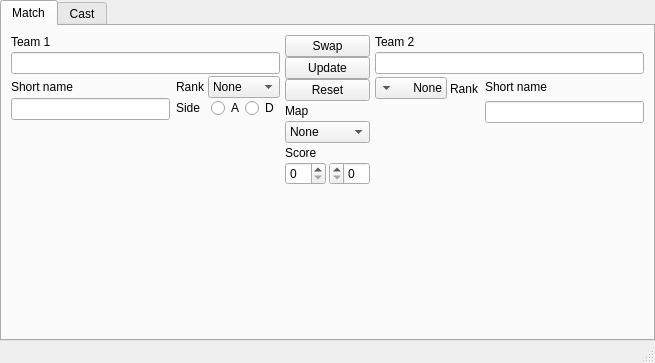
Before: the Qt Designer form mainwindow.ui in Krutix/ORCs-SBT, drawn with Qt 5.
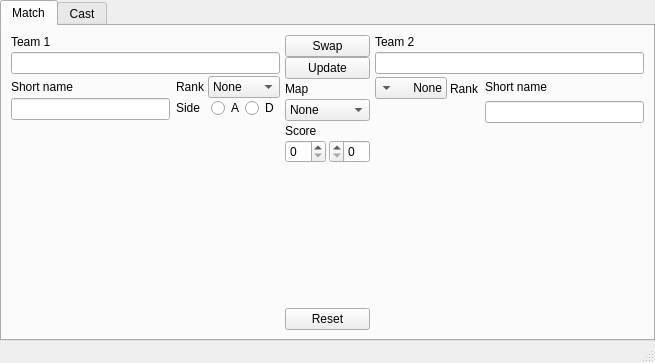
After: the same form once the commit is applied.

Commit message: bugfix foldercreate and buttom reset move

Patch:
```diff
--- a/mainwindow.ui
+++ b/mainwindow.ui
@@ -251,13 +251,6 @@
                 </property>
                </widget>
               </item>
-              <item>
-               <widget class="QPushButton" name="pushButton_reset">
-                <property name="text">
-                 <string>Reset</string>
-                </property>
-               </widget>
-              </item>
              </layout>
             </item>
             <item>
@@ -345,6 +338,13 @@
                 </property>
                </spacer>
               </item>
+              <item>
+               <widget class="QPushButton" name="pushButton_reset">
+                <property name="text">
+                 <string>Reset</string>
+                </property>
+               </widget>
+              </item>
              </layout>
             </item>
            </layout>
```
The commit also changes 3 other files.
